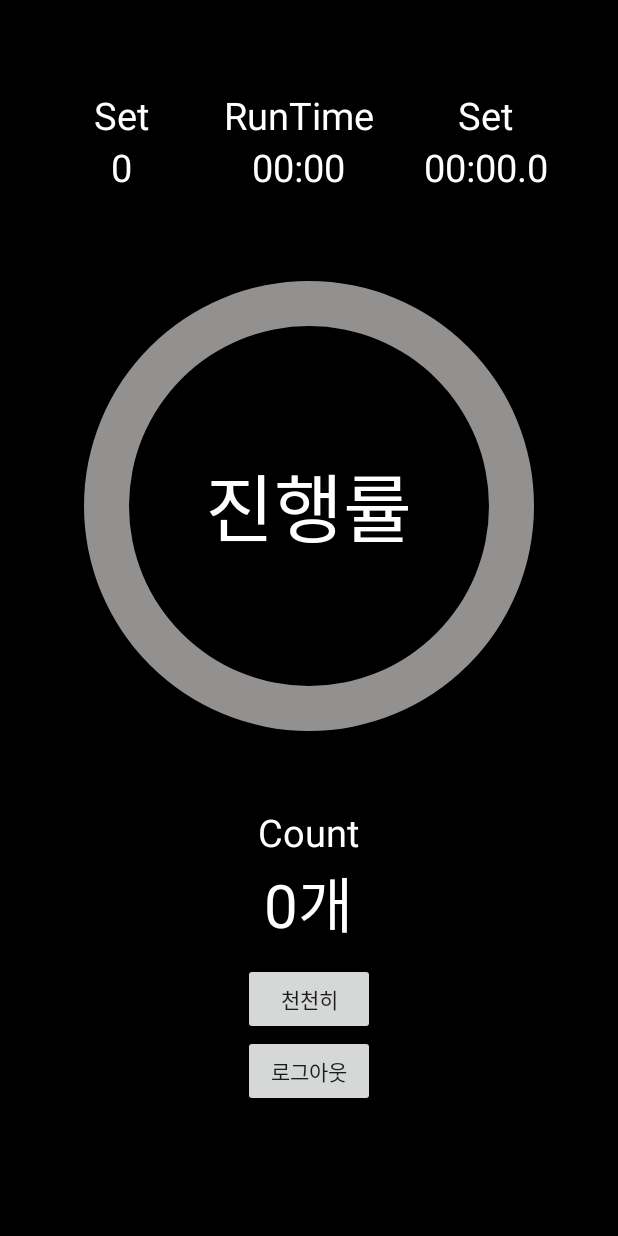
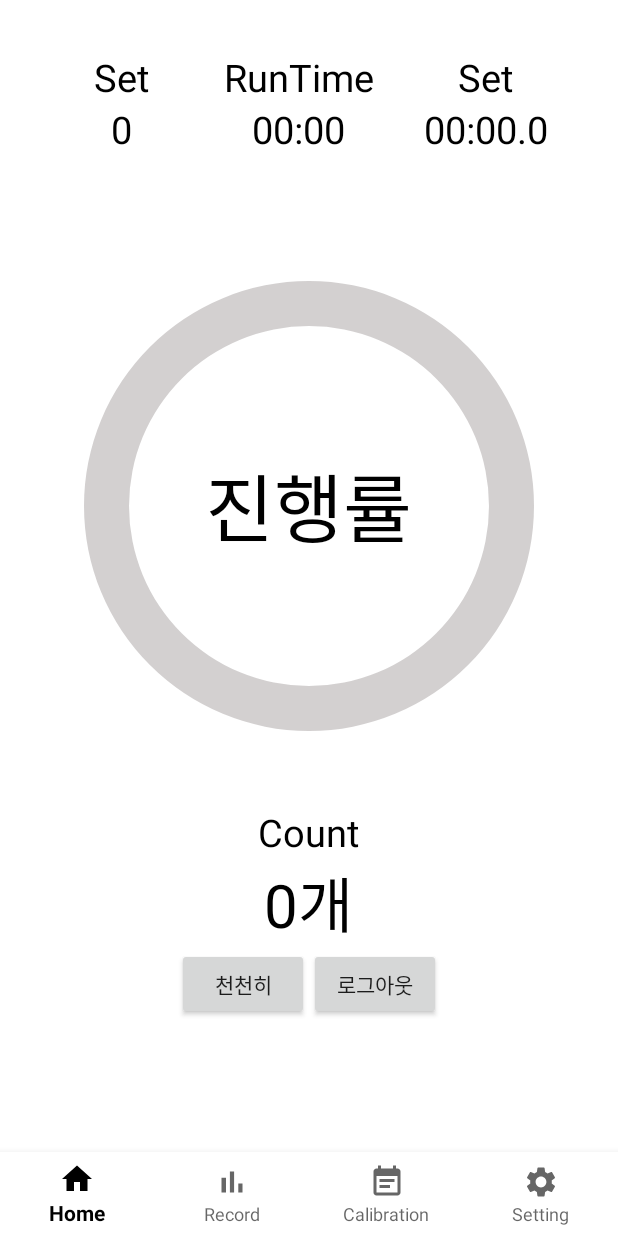
Before and after one commit to sangyun5108/SmartHealthCare, an Android app: the mainCountFragment screen opened directly, with no data from a screen before it, on a phone screen of 412 x 824 dp. Run offline under Robolectric (Android 15) with nearby library versions, the phone set to English and light mode, and no system bars; our stand-ins replace Firebase (no records; nobody signed in at launch, a user with empty details on screens opened directly).

Commit message:
하단 Menu BottomNavigaionView로 제작

```diff
--- a/app/build.gradle
+++ b/app/build.gradle
@@ -36,6 +36,9 @@ apply plugin: 'com.google.gms.google-services'
 
 dependencies {
 
+    //noinspection GradleCompatible
+    implementation 'com.android.support:design:29.0.0'
+    implementation 'com.google.android.material:material:1.2.0'
     implementation 'com.google.firebase:firebase-auth-ktx'
     implementation platform('com.google.firebase:firebase-bom:28.4.1')
     implementation 'com.google.firebase:firebase-analytics-ktx'
--- /dev/null
+++ b/app/src/main/java/com/sypark/smarthealthcare/HomeFragment.kt
@@ -0,0 +1,21 @@
+package com.sypark.smarthealthcare
+
+import android.os.Bundle
+import androidx.fragment.app.Fragment
+import android.view.LayoutInflater
+import android.view.View
+import android.view.ViewGroup
+
+class HomeFragment : Fragment() {
+
+    override fun onCreate(savedInstanceState: Bundle?) {
+        super.onCreate(savedInstanceState)
+    }
+
+    override fun onCreateView(
+        inflater: LayoutInflater, container: ViewGroup?,
+        savedInstanceState: Bundle?
+    ): View? {
+        return inflater.inflate(R.layout.fragment_home, container, false)
+    }
+}
--- a/app/src/main/java/com/sypark/smarthealthcare/MainActivity.kt
+++ b/app/src/main/java/com/sypark/smarthealthcare/MainActivity.kt
@@ -2,10 +2,45 @@ package com.sypark.smarthealthcare
 
 import androidx.appcompat.app.AppCompatActivity
 import android.os.Bundle
+import android.view.MenuItem
+import com.google.android.material.bottomnavigation.BottomNavigationMenuView
+import com.google.android.material.bottomnavigation.BottomNavigationView
 
-class MainActivity : AppCompatActivity() {
+class MainActivity : AppCompatActivity(), BottomNavigationView.OnNavigationItemSelectedListener {
     override fun onCreate(savedInstanceState: Bundle?) {
         super.onCreate(savedInstanceState)
         setContentView(R.layout.activity_main)
+
+        val bottomNav = findViewById<BottomNavigationView>(R.id.bottomNavigationView)
+
+        bottomNav.setOnNavigationItemSelectedListener(this)
+    }
+
+    override fun onNavigationItemSelected(item: MenuItem):Boolean{
+        when(item.itemId){
+
+            R.id.page_exercise -> {
+                supportFragmentManager.beginTransaction().replace(R.id.fragmentContainerView2,mainCountFragment()).commitAllowingStateLoss()
+                return true
+            }
+
+            R.id.page_record -> {
+                supportFragmentManager.beginTransaction().replace(R.id.fragmentContainerView2,mainRecordFragment()).commitAllowingStateLoss()
+                return true
+            }
+
+            R.id.page_calibrate -> {
+                supportFragmentManager.beginTransaction().replace(R.id.fragmentContainerView2,HomeFragment()).commitAllowingStateLoss()
+                return true
+            }
+
+            R.id.page_settings -> {
+                supportFragmentManager.beginTransaction().replace(R.id.fragmentContainerView2,mainSetingFragment()).commitAllowingStateLoss()
+                return true
+            }
+            else -> {
+                return false
+            }
+        }
     }
 }
--- /dev/null
+++ b/app/src/main/res/drawable/ic_baseline_bar_chart_24.xml
@@ -0,0 +1,10 @@
+<vector xmlns:android="http://schemas.android.com/apk/res/android"
+    android:width="24dp"
+    android:height="24dp"
+    android:viewportWidth="24"
+    android:viewportHeight="24"
+    android:tint="?attr/colorControlNormal">
+  <path
+      android:fillColor="@android:color/white"
+      android:pathData="M5,9.2h3L8,19L5,19zM10.6,5h2.8v14h-2.8zM16.2,13L19,13v6h-2.8z"/>
+</vector>
--- /dev/null
+++ b/app/src/main/res/drawable/ic_baseline_event_note_24.xml
@@ -0,0 +1,10 @@
+<vector xmlns:android="http://schemas.android.com/apk/res/android"
+    android:width="24dp"
+    android:height="24dp"
+    android:viewportWidth="24"
+    android:viewportHeight="24"
+    android:tint="?attr/colorControlNormal">
+  <path
+      android:fillColor="@android:color/white"
+      android:pathData="M17,10L7,10v2h10v-2zM19,3h-1L18,1h-2v2L8,3L8,1L6,1v2L5,3c-1.11,0 -1.99,0.9 -1.99,2L3,19c0,1.1 0.89,2 2,2h14c1.1,0 2,-0.9 2,-2L21,5c0,-1.1 -0.9,-2 -2,-2zM19,19L5,19L5,8h14v11zM14,14L7,14v2h7v-2z"/>
+</vector>
--- /dev/null
+++ b/app/src/main/res/drawable/ic_baseline_home.xml
@@ -0,0 +1,10 @@
+<vector xmlns:android="http://schemas.android.com/apk/res/android"
+    android:width="24dp"
+    android:height="24dp"
+    android:viewportWidth="24"
+    android:viewportHeight="24"
+    android:tint="?attr/colorControlNormal">
+  <path
+      android:fillColor="@android:color/white"
+      android:pathData="M10,20v-6h4v6h5v-8h3L12,3 2,12h3v8z"/>
+</vector>
--- /dev/null
+++ b/app/src/main/res/drawable/ic_baseline_settings_24.xml
@@ -0,0 +1,10 @@
+<vector xmlns:android="http://schemas.android.com/apk/res/android"
+    android:width="24dp"
+    android:height="24dp"
+    android:viewportWidth="24"
+    android:viewportHeight="24"
+    android:tint="?attr/colorControlNormal">
+  <path
+      android:fillColor="@android:color/white"
+      android:pathData="M19.14,12.94c0.04,-0.3 0.06,-0.61 0.06,-0.94c0,-0.32 -0.02,-0.64 -0.07,-0.94l2.03,-1.58c0.18,-0.14 0.23,-0.41 0.12,-0.61l-1.92,-3.32c-0.12,-0.22 -0.37,-0.29 -0.59,-0.22l-2.39,0.96c-0.5,-0.38 -1.03,-0.7 -1.62,-0.94L14.4,2.81c-0.04,-0.24 -0.24,-0.41 -0.48,-0.41h-3.84c-0.24,0 -0.43,0.17 -0.47,0.41L9.25,5.35C8.66,5.59 8.12,5.92 7.63,6.29L5.24,5.33c-0.22,-0.08 -0.47,0 -0.59,0.22L2.74,8.87C2.62,9.08 2.66,9.34 2.86,9.48l2.03,1.58C4.84,11.36 4.8,11.69 4.8,12s0.02,0.64 0.07,0.94l-2.03,1.58c-0.18,0.14 -0.23,0.41 -0.12,0.61l1.92,3.32c0.12,0.22 0.37,0.29 0.59,0.22l2.39,-0.96c0.5,0.38 1.03,0.7 1.62,0.94l0.36,2.54c0.05,0.24 0.24,0.41 0.48,0.41h3.84c0.24,0 0.44,-0.17 0.47,-0.41l0.36,-2.54c0.59,-0.24 1.13,-0.56 1.62,-0.94l2.39,0.96c0.22,0.08 0.47,0 0.59,-0.22l1.92,-3.32c0.12,-0.22 0.07,-0.47 -0.12,-0.61L19.14,12.94zM12,15.6c-1.98,0 -3.6,-1.62 -3.6,-3.6s1.62,-3.6 3.6,-3.6s3.6,1.62 3.6,3.6S13.98,15.6 12,15.6z"/>
+</vector>
--- a/app/src/main/res/layout/activity_main.xml
+++ b/app/src/main/res/layout/activity_main.xml
@@ -17,5 +17,13 @@
         tools:layout_editor_absoluteX="1dp"
         tools:layout_editor_absoluteY="1dp" />
 
+    <com.google.android.material.bottomnavigation.BottomNavigationView
+        android:id="@+id/bottomNavigationView"
+        android:layout_width="match_parent"
+        android:layout_height="wrap_content"
+        android:background="@color/white"
+        app:menu="@menu/item_menu"
+        app:labelVisibilityMode="labeled"
+        app:layout_constraintBottom_toBottomOf="parent" />
 
 </androidx.constraintlayout.widget.ConstraintLayout>
--- /dev/null
+++ b/app/src/main/res/layout/fragment_home.xml
@@ -0,0 +1,14 @@
+<?xml version="1.0" encoding="utf-8"?>
+<FrameLayout xmlns:android="http://schemas.android.com/apk/res/android"
+    xmlns:tools="http://schemas.android.com/tools"
+    android:layout_width="match_parent"
+    android:layout_height="match_parent"
+    tools:context=".HomeFragment">
+
+    <!-- TODO: Update blank fragment layout -->
+    <TextView
+        android:layout_width="match_parent"
+        android:layout_height="match_parent"
+        android:text="@string/hello_blank_fragment" />
+
+</FrameLayout>
--- a/app/src/main/res/layout/fragment_main_count.xml
+++ b/app/src/main/res/layout/fragment_main_count.xml
@@ -5,7 +5,7 @@
     android:layout_width="match_parent"
     android:layout_height="match_parent"
     android:orientation="vertical"
-    android:background="@color/black"
+    android:background="@color/white"
     tools:context=".mainCountFragment">
 
     <LinearLayout
@@ -26,14 +26,14 @@
             <TextView
                 android:layout_width="wrap_content"
                 android:layout_height="wrap_content"
-                android:textColor="@color/white"
+                android:textColor="@color/black"
                 android:textSize="25sp"
                 android:text="Set" />
 
             <TextView
                 android:layout_width="wrap_content"
                 android:layout_height="wrap_content"
-                android:textColor="@color/white"
+                android:textColor="@color/black"
                 android:textSize="25sp"
                 android:text="0" />
         </LinearLayout>
@@ -48,14 +48,14 @@
             <TextView
                 android:layout_width="wrap_content"
                 android:layout_height="wrap_content"
-                android:textColor="@color/white"
+                android:textColor="@color/black"
                 android:textSize="25sp"
                 android:text="RunTime"/>
 
             <TextView
                 android:layout_width="wrap_content"
                 android:layout_height="wrap_content"
-                android:textColor="@color/white"
+                android:textColor="@color/black"
                 android:textSize="25sp"
                 android:text="00:00"/>
         </LinearLayout>
@@ -70,14 +70,14 @@
             <TextView
                 android:layout_width="wrap_content"
                 android:layout_height="wrap_content"
-                android:textColor="@color/white"
+                android:textColor="@color/black"
                 android:textSize="25sp"
                 android:text="Set" />
 
             <TextView
                 android:layout_width="wrap_content"
                 android:layout_height="wrap_content"
-                android:textColor="@color/white"
+                android:textColor="@color/black"
                 android:textSize="25sp"
                 android:text="00:00.0" />
         </LinearLayout>
@@ -98,7 +98,7 @@
 
         <FrameLayout
             android:layout_width="match_parent"
-            android:layout_height="match_parent">
+            android:layout_height="400dp">
 
             <ProgressBar
                 android:id="@+id/progressbar"
@@ -118,18 +118,21 @@
                 android:layout_height="wrap_content"
                 android:layout_gravity="center"
                 android:text="진행률"
-                android:textColor="@color/white"
+                android:textColor="@color/black"
                 android:textSize="50dp" />
         </FrameLayout>
     </LinearLayout>
 
     <LinearLayout
+        android:id="@+id/linearLayout4"
         android:layout_width="match_parent"
         android:layout_height="wrap_content"
         android:layout_weight="1"
         android:gravity="center_horizontal"
         android:orientation="vertical"
-        android:layout_marginTop="50dp"
+
+        app:layout_constraintEnd_toEndOf="parent"
+        app:layout_constraintStart_toStartOf="parent"
         app:layout_constraintTop_toBottomOf="@+id/linearLayout3">
 
         <TextView
@@ -137,7 +140,7 @@
             android:layout_height="wrap_content"
             android:text="Count"
             android:textAppearance="@style/TextAppearance.AppCompat.Large"
-            android:textColor="@color/white"
+            android:textColor="@color/black"
             android:textSize="25sp" />
 
         <TextView
@@ -146,11 +149,15 @@
             android:layout_height="wrap_content"
             android:text="0개"
             android:textAppearance="@style/TextAppearance.AppCompat.Large"
-            android:textColor="@color/white"
+            android:textColor="@color/black"
             android:textSize="40sp" />
 
+        <LinearLayout
+            android:layout_width="match_parent"
+            android:layout_height="wrap_content"
+            android:gravity="center">
+
             <Button
-            android:layout_marginTop="10dp"
                 android:id="@+id/countButton"
                 android:layout_width="wrap_content"
                 android:layout_height="wrap_content"
@@ -160,7 +167,9 @@
                 android:id="@+id/logOutButton"
                 android:layout_width="wrap_content"
                 android:layout_height="wrap_content"
-            android:text="로그아웃"
-            />
+                android:text="로그아웃" />
         </LinearLayout>
+    </LinearLayout>
+
+
 </androidx.constraintlayout.widget.ConstraintLayout>
--- /dev/null
+++ b/app/src/main/res/menu/item_menu.xml
@@ -0,0 +1,28 @@
+<?xml version="1.0" encoding="utf-8"?>
+<menu xmlns:android="http://schemas.android.com/apk/res/android">
+    <item
+        android:id="@+id/page_exercise"
+        android:enabled="true"
+        android:icon="@drawable/ic_baseline_home"
+        android:title="Home" />
+
+    <item
+        android:id="@+id/page_record"
+        android:enabled="true"
+        android:icon="@drawable/ic_baseline_bar_chart_24"
+        android:title="Record"
+        />
+
+    <item
+        android:id="@+id/page_calibrate"
+        android:enabled="true"
+        android:icon="@drawable/ic_baseline_event_note_24"
+        android:title="Calibration"/>
+
+    <item
+        android:id="@+id/page_settings"
+        android:enabled="true"
+        android:icon="@drawable/ic_baseline_settings_24"
+        android:title="Setting"
+        />
+</menu>
```
Also changed, not shown: app/src/main/res/drawable/adjusting.png (added), app/src/main/res/drawable/checkmark.png (deleted), app/src/main/res/drawable/dumbell.png (deleted), app/src/main/res/drawable/gym.png (added). Lines whose indentation alone changed are shown as unchanged.
